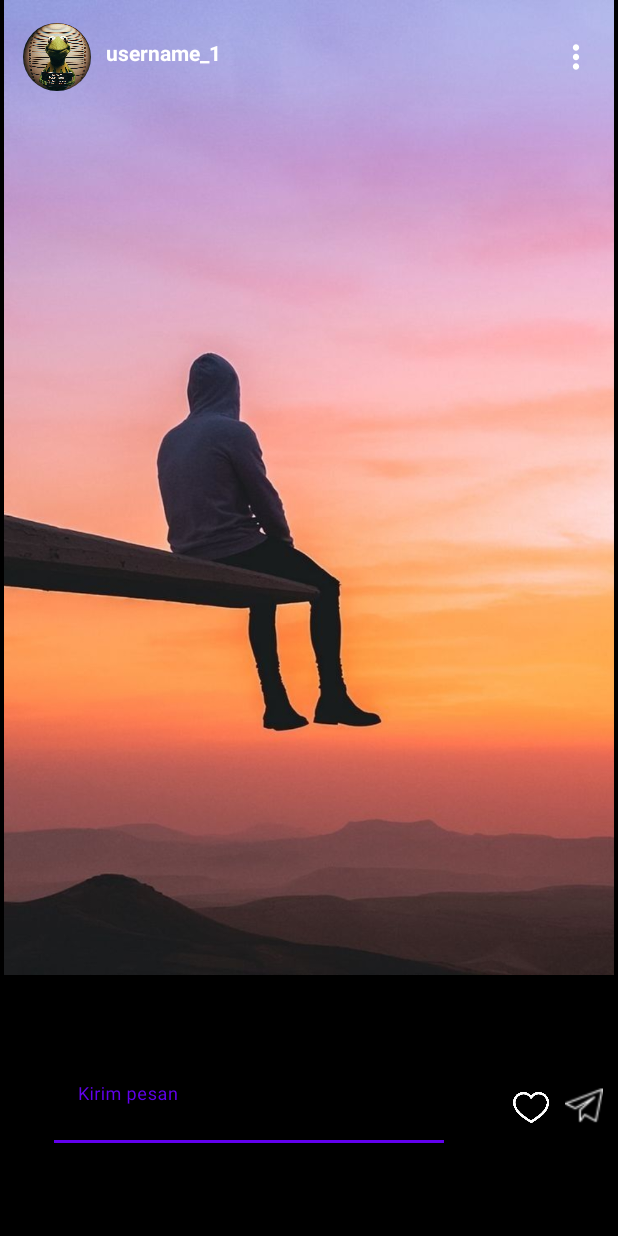
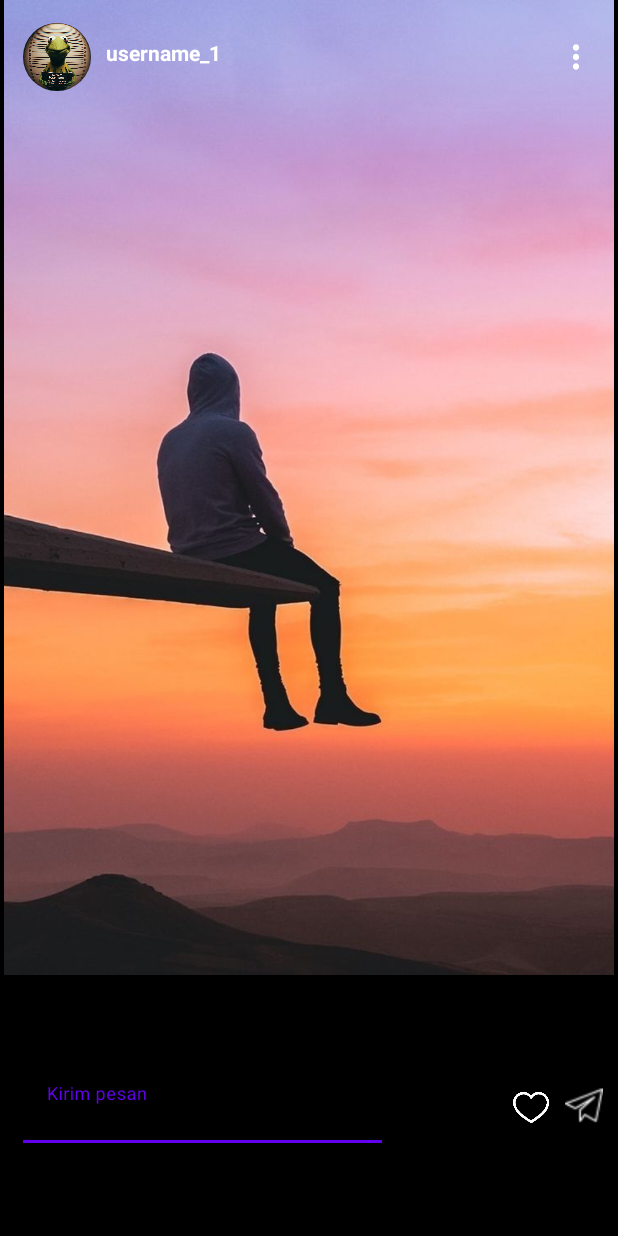
Before and after one commit to hole14/MyInstagramProject, an Android app: the screen it shows after launch (DeskripsiStatus), after a tap on "username_1", on a phone screen of 412 x 824 dp. Run offline under Robolectric (Android 15) with nearby library versions, the phone set to English and light mode, and no system bars; our stand-ins replace CircleImageView, navigation-ui.

Commit message:
Mengubah EditText di activity_deskripsi_status.xml

```diff
--- a/app/src/main/res/layout/activity_deskripsi_status.xml
+++ b/app/src/main/res/layout/activity_deskripsi_status.xml
@@ -18,27 +18,24 @@
         app:layout_constraintTop_toTopOf="parent" />
 
     <com.google.android.material.textfield.TextInputLayout
-        android:id="@+id/text_field"
-        android:layout_width="260dp"
-        android:layout_height="50dp"
-        android:layout_marginEnd="10dp"
-        app:boxCornerRadiusBottomEnd="15dp"
-        app:boxCornerRadiusBottomStart="15dp"
-        app:boxCornerRadiusTopEnd="15dp"
-        app:boxCornerRadiusTopStart="15dp"
+        android:layout_width="250dp"
+        android:layout_height="wrap_content"
+        android:layout_marginStart="10dp"
+        android:textColorHint="@color/white"
+        android:hint="@string/kirim_pesan"
+        android:padding="5dp"
+        app:boxBackgroundColor="@android:color/transparent"
         app:layout_constraintBottom_toBottomOf="parent"
-        app:layout_constraintEnd_toStartOf="@+id/like"
         app:layout_constraintStart_toStartOf="parent"
-        app:layout_constraintTop_toBottomOf="@+id/image_status"
-        tools:ignore="MissingConstraints"
-        android:textColorHint="@color/white">
+        app:layout_constraintTop_toBottomOf="@+id/image_status">
 
         <EditText
-            android:id="@+id/edit_text"
             android:layout_width="match_parent"
-            android:layout_height="wrap_content"
-            android:hint="@string/kirim_pesan"
-            android:background="@color/black"/>
+            android:layout_height="50dp"
+            android:background="@drawable/edit_text"
+            android:textColor="@color/white"
+            android:padding="10dp"/>
+
     </com.google.android.material.textfield.TextInputLayout>
 
     <ImageView
```
